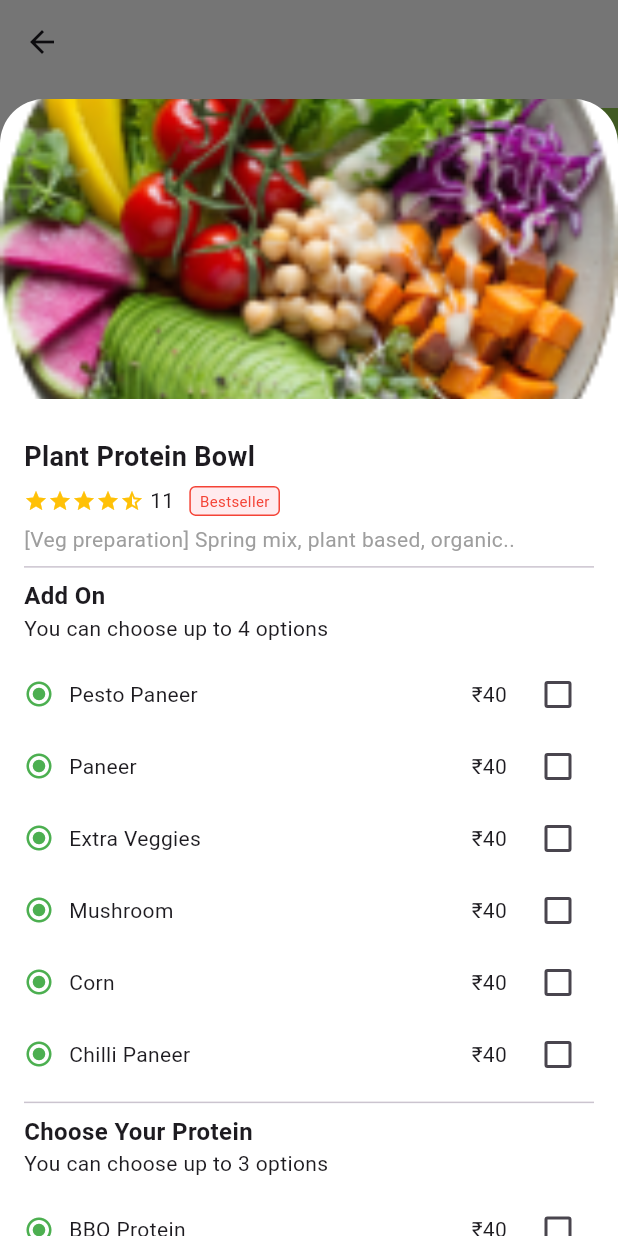
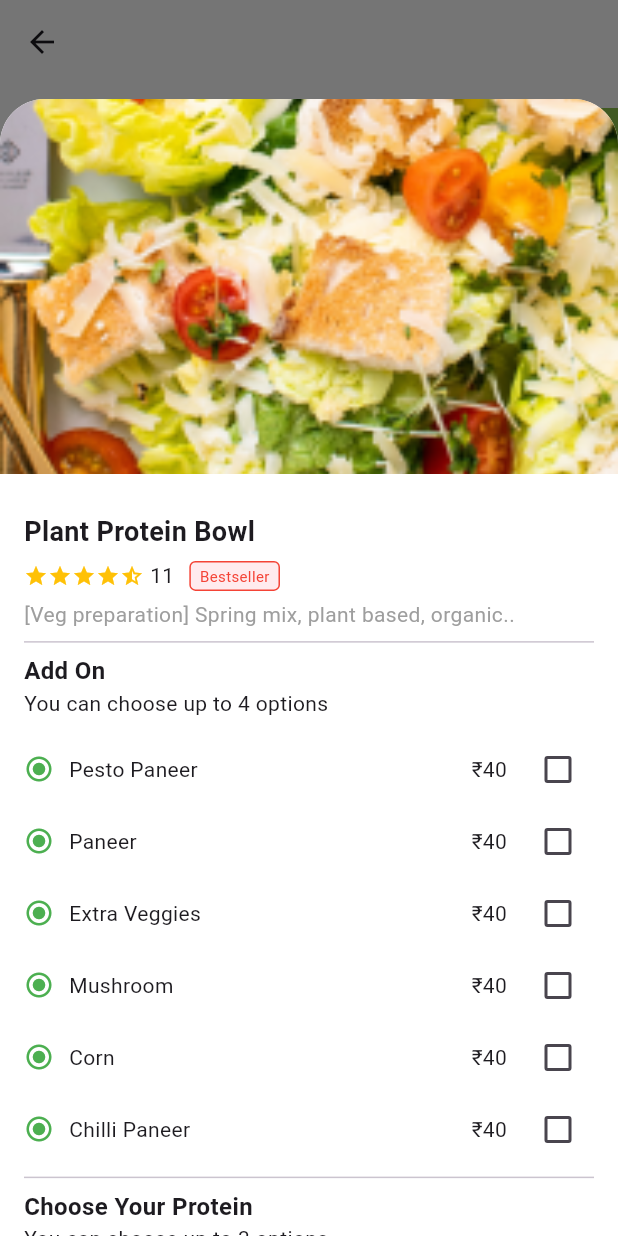
Before and after one commit to Vaishnavi-veni/food_order, a Flutter app: the OrderScreen1 screen opened directly, after a tap on "Plant Protein Bowl", on a phone screen of 412 x 824 dp. Run offline on Flutter 3.47's test engine with Material 3 defaults, Android fonts, the phone set to English and light mode, and no system bars; our stand-ins replace flutter_bloc, google_fonts, hugeicons, shared_preferences; accounts and stored records are empty.

```diff
--- a/lib/screens/order_screen1.dart
+++ b/lib/screens/order_screen1.dart
@@ -222,7 +222,7 @@ class OrderScreen1 extends StatelessWidget {
         'count': 11,
         'desc':
             '[Veg preparation] Spring mix, plant based, organic... read more',
-        'image': 'assets/images/home/food/Healthy.png'
+        'image': 'assets/images/order_screen1/protein.png'
       },
       {
         'name': 'Spring Veg Plater',
@@ -231,7 +231,7 @@ class OrderScreen1 extends StatelessWidget {
         'count': 16,
         'desc':
             '[Veg preparation] Spring mix, plant based, organic... read more',
-        'image': 'assets/images/home/food/Healthy.png'
+        'image': 'assets/images/order_screen1/pasta.png'
       },
     ];
 
--- a/lib/screens/order_screen2.dart
+++ b/lib/screens/order_screen2.dart
@@ -55,8 +55,8 @@ class OrderScreen2 extends StatelessWidget {
     return ClipRRect(
       borderRadius: const BorderRadius.vertical(top: Radius.circular(30)),
       child: Image.asset(
-        'assets/images/home/food/Healthy.png',
-        height: 200,
+       'assets/images/order_screen1/protein.png',
+        height: 250,
         width: double.infinity,
         fit: BoxFit.cover,
       ),
```
Also changed, not shown: assets/images/order_screen1/pasta.png (added), assets/images/order_screen1/protein.png (added).
